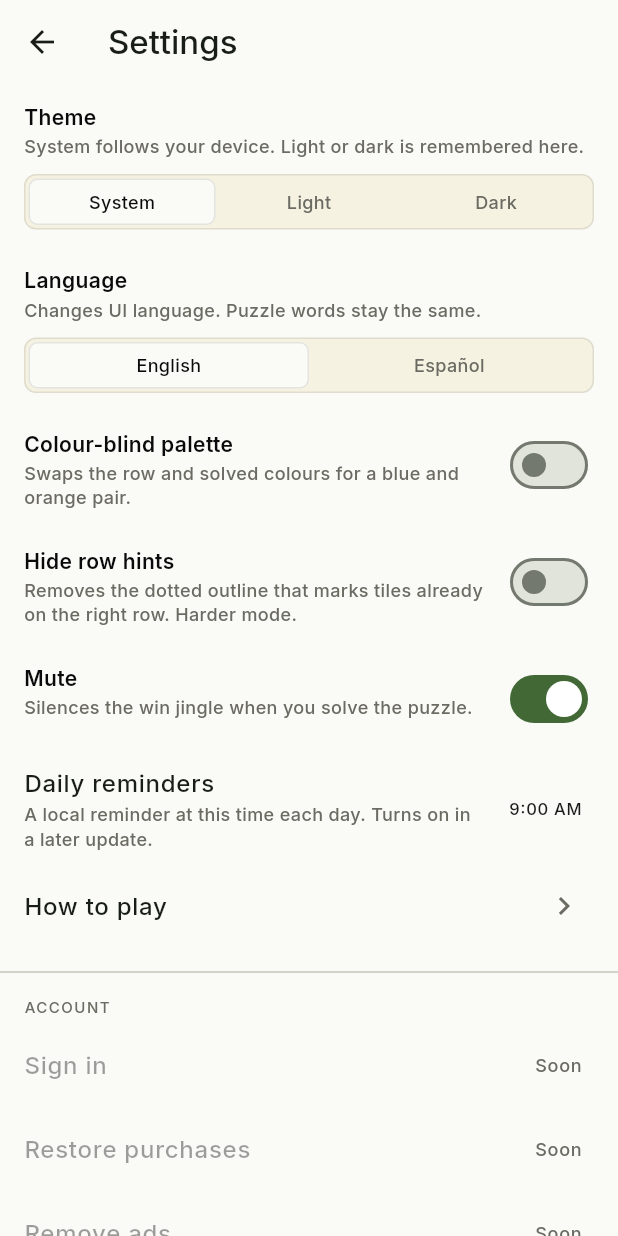
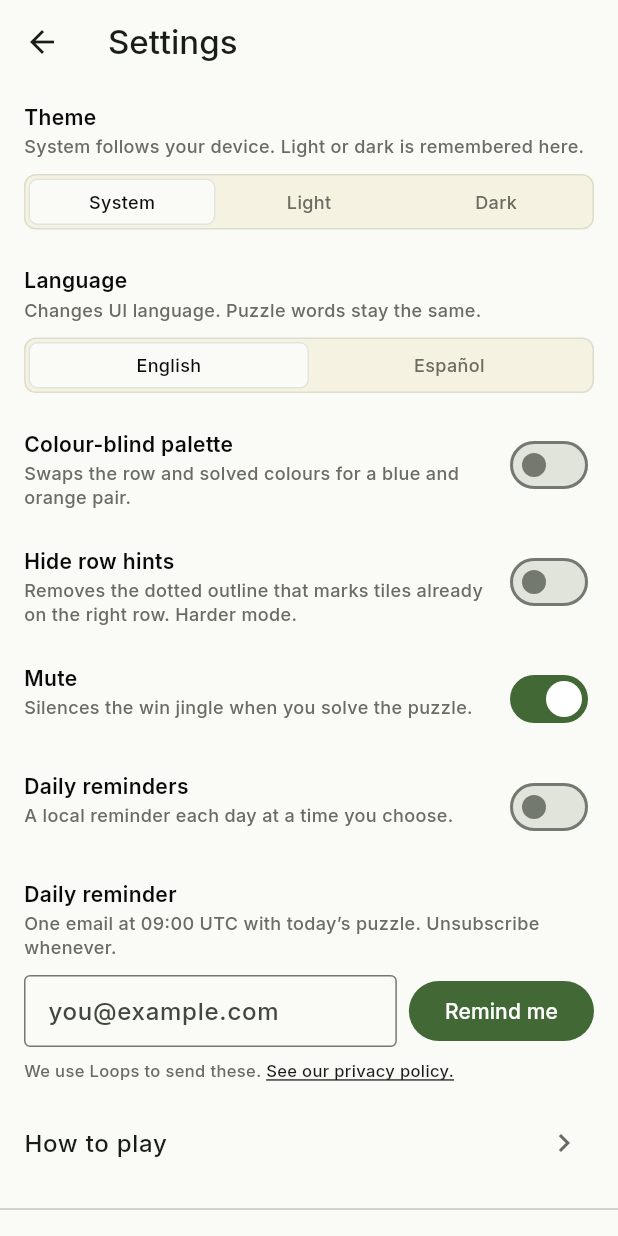
Before and after one commit to PJCoops/tessera, a Flutter app: the SettingsScreen screen opened directly, on a phone screen of 412 x 824 dp. Run offline on Flutter 3.47's test engine with Material 3 defaults, Android fonts, the phone set to English and light mode, and no system bars; our stand-ins replace audioplayers, dio, flutter_local_notifications, flutter_riverpod, flutter_timezone, package_info_plus and 3 more; accounts and stored records are empty; network calls fail; project files that could hold a hidden picture were left out.

Commit message:
Phase 5: daily reminder notification + email signup
Local notification (flutter_local_notifications + timezone):
- ReminderService wraps the plugin — permission request, daily
  zonedSchedule at the chosen local time (inexact, repeats via
  DateTimeComponents.time), cancel. tz.local resolved from the device
  zone with a UTC fallback.
- reminderSyncProvider watches the settings toggle / time / locale and
  (re)schedules or cancels through one path; TesseraApp watches it.
- Settings gains a persisted `reminderEnabled` flag and a toggle row that
  asks for permission first (staying off + hinting at device Settings if
  refused), then reveals the time picker.
- Android: POST_NOTIFICATIONS + RECEIVE_BOOT_COMPLETED and the plugin's
  scheduled/boot receivers in the manifest. iOS asks at toggle time.

Email signup (third channel, spec §10):
- SubscribeRepository POSTs {email, source, locale} to /api/subscribe and
  maps the route's `reason` codes.
- EmailSignup widget in Settings: field + submit, idle/submitting/done/
  error states, light client-side email check mirroring the server.

Tests: nextInstanceOf rollover, subscribe reason mapping, email-signup
widget states, reminder toggle permission grant/deny, reminderEnabled
persistence. 121 pass, analyze clean.

Verified on the iOS simulator: permission prompt fires, toggle persists
and reveals the time row, schedule call completes, signup renders.

Co-Authored-By: Claude Sonnet 5 <noreply@anthropic.com>

```diff
--- a/app/locales/en.json
+++ b/app/locales/en.json
@@ -125,7 +125,9 @@
     "reminder": {
       "title": "Daily reminders",
       "description": "Push this device when today's puzzle is ready (09:00 UTC). Stays on this device only.",
-      "descriptionApp": "A local reminder at this time each day. Turns on in a later update.",
+      "descriptionApp": "A local reminder each day at a time you choose.",
+      "timeLabel": "Reminder time",
+      "deniedApp": "Notifications are off. Turn them on for Tessera in your device Settings, then try again.",
       "enable": "Enable",
       "disable": "Disable",
       "enabling": "Enabling…",
@@ -296,7 +298,8 @@
   },
   "push": {
     "dailyTitle": "Today's Tessera is ready",
-    "dailyBody": "Puzzle #{num}. Take a moment."
+    "dailyBody": "Puzzle #{num}. Take a moment.",
+    "reminderBody": "Today's grid is waiting. Take a moment."
   },
   "start": {
     "tagline": "Swap tiles until every row spells the correct word.",
--- a/mobile/assets/locales/en.json
+++ b/mobile/assets/locales/en.json
@@ -125,7 +125,9 @@
     "reminder": {
       "title": "Daily reminders",
       "description": "Push this device when today's puzzle is ready (09:00 UTC). Stays on this device only.",
-      "descriptionApp": "A local reminder at this time each day. Turns on in a later update.",
+      "descriptionApp": "A local reminder each day at a time you choose.",
+      "timeLabel": "Reminder time",
+      "deniedApp": "Notifications are off. Turn them on for Tessera in your device Settings, then try again.",
       "enable": "Enable",
       "disable": "Disable",
       "enabling": "Enabling…",
@@ -296,7 +298,8 @@
   },
   "push": {
     "dailyTitle": "Today's Tessera is ready",
-    "dailyBody": "Puzzle #{num}. Take a moment."
+    "dailyBody": "Puzzle #{num}. Take a moment.",
+    "reminderBody": "Today's grid is waiting. Take a moment."
   },
   "start": {
     "tagline": "Swap tiles until every row spells the correct word.",
--- a/mobile/lib/app.dart
+++ b/mobile/lib/app.dart
@@ -5,6 +5,7 @@ import 'package:flutter_riverpod/flutter_riverpod.dart';
 import 'flavors.dart';
 import 'src/game/game_screen.dart';
 import 'src/i18n/locale.dart';
+import 'src/notifications/reminder_controller.dart';
 import 'src/settings/settings.dart';
 import 'src/theme/theme.dart';
 
@@ -16,6 +17,8 @@ class TesseraApp extends ConsumerWidget {
   @override
   Widget build(BuildContext context, WidgetRef ref) {
     final settings = ref.watch(settingsProvider);
+    // Keep the OS daily reminder in step with the settings toggle/time.
+    ref.watch(reminderSyncProvider);
     return MaterialApp(
       title: F.title,
       debugShowCheckedModeBanner: false,
--- /dev/null
+++ b/mobile/lib/src/chrome/email_signup.dart
@@ -0,0 +1,174 @@
+import 'package:flutter/material.dart';
+import 'package:flutter_riverpod/flutter_riverpod.dart';
+import 'package:url_launcher/url_launcher.dart';
+
+import '../email/subscribe_repository.dart';
+import '../i18n.dart';
+import '../i18n/dict.dart';
+import '../settings/settings.dart';
+import '../theme/tokens.dart';
+
+const _privacyUrl = 'https://tesserapuzzle.com/privacy';
+
+/// Light client-side check that mirrors `isPlausibleEmail` in
+/// `app/api/subscribe/route.ts` — an "@" with non-empty halves, a dot in
+/// the domain, no whitespace. The server re-validates.
+bool isPlausibleEmail(String value) {
+  if (value.isEmpty || value.length > 254) return false;
+  if (RegExp(r'\s').hasMatch(value)) return false;
+  final at = value.indexOf('@');
+  if (at < 1 || at == value.length - 1) return false;
+  return value.substring(at + 1).contains('.');
+}
+
+/// The "third channel" email signup (spec §10): posts to `/api/subscribe`
+/// so the daily-reminder email list picks the address up. Independent of
+/// the local notification toggle above it.
+class EmailSignup extends ConsumerStatefulWidget {
+  const EmailSignup({super.key});
+
+  @override
+  ConsumerState<EmailSignup> createState() => _EmailSignupState();
+}
+
+enum _Status { idle, submitting, done, error }
+
+class _EmailSignupState extends ConsumerState<EmailSignup> {
+  final _controller = TextEditingController();
+  _Status _status = _Status.idle;
+  String? _message;
+
+  @override
+  void dispose() {
+    _controller.dispose();
+    super.dispose();
+  }
+
+  Future<void> _submit() async {
+    final dict = ref.read(dictOrEmptyProvider);
+    final email = _controller.text.trim();
+    if (!isPlausibleEmail(email)) {
+      setState(() {
+        _status = _Status.error;
+        _message = t(dict, 'email.error');
+      });
+      return;
+    }
+    setState(() {
+      _status = _Status.submitting;
+      _message = null;
+    });
+
+    final result = await ref
+        .read(subscribeRepositoryProvider)
+        .subscribe(
+          email: email,
+          source: 'mobile-settings',
+          locale: ref.read(settingsProvider).locale,
+        );
+    if (!mounted) return;
+
+    setState(() {
+      switch (result) {
+        case SubscribeStatus.ok:
+          _status = _Status.done;
+          _message = t(dict, 'email.success');
+          _controller.clear();
+        case SubscribeStatus.notConfigured:
+          _status = _Status.error;
+          _message = t(dict, 'email.notConfigured');
+        case SubscribeStatus.badEmail:
+        case SubscribeStatus.rateLimited:
+        case SubscribeStatus.error:
+          _status = _Status.error;
+          _message = t(dict, 'email.error');
+      }
+    });
+  }
+
+  @override
+  Widget build(BuildContext context) {
+    final c = context.colors;
+    final dict = ref.watch(dictOrEmptyProvider);
+    final busy = _status == _Status.submitting;
+    final done = _status == _Status.done;
+
+    return Padding(
+      padding: const EdgeInsets.fromLTRB(16, 12, 16, 12),
+      child: Column(
+        crossAxisAlignment: CrossAxisAlignment.start,
+        children: [
+          Text(
+            t(dict, 'email.title'),
+            style: const TextStyle(fontWeight: FontWeight.w600),
+          ),
+          const SizedBox(height: 2),
+          Text(
+            t(dict, 'email.body'),
+            style: TextStyle(fontSize: 12, color: c.muted, height: 1.3),
+          ),
+          const SizedBox(height: 10),
+          Row(
+            crossAxisAlignment: CrossAxisAlignment.start,
+            children: [
+              Expanded(
+                child: TextField(
+                  controller: _controller,
+                  enabled: !busy && !done,
+                  keyboardType: TextInputType.emailAddress,
+                  autocorrect: false,
+                  onSubmitted: (_) => _submit(),
+                  decoration: InputDecoration(
+                    isDense: true,
+                    hintText: t(dict, 'email.placeholder'),
+                    border: const OutlineInputBorder(),
+                  ),
+                ),
+              ),
+              const SizedBox(width: 8),
+              FilledButton(
+                onPressed: busy || done ? null : _submit,
+                child: Text(
+                  busy ? t(dict, 'email.submitting') : t(dict, 'email.submit'),
+                ),
+              ),
+            ],
+          ),
+          if (_message != null) ...[
+            const SizedBox(height: 8),
+            Text(
+              _message!,
+              style: TextStyle(
+                fontSize: 12,
+                color: _status == _Status.error ? c.error : c.inkSoft,
+              ),
+            ),
+          ],
+          const SizedBox(height: 8),
+          Wrap(
+            children: [
+              Text(
+                '${t(dict, 'email.privacyLeader')} ',
+                style: TextStyle(fontSize: 11, color: c.muted),
+              ),
+              GestureDetector(
+                onTap: () => launchUrl(
+                  Uri.parse(_privacyUrl),
+                  mode: LaunchMode.externalApplication,
+                ),
+                child: Text(
+                  t(dict, 'email.privacyLink'),
+                  style: TextStyle(
+                    fontSize: 11,
+                    color: c.inkSoft,
+                    decoration: TextDecoration.underline,
+                  ),
+                ),
+              ),
+            ],
+          ),
+        ],
+      ),
+    );
+  }
+}
--- a/mobile/lib/src/chrome/settings_screen.dart
+++ b/mobile/lib/src/chrome/settings_screen.dart
@@ -6,8 +6,10 @@ import 'package:url_launcher/url_launcher.dart';
 import '../i18n.dart';
 import '../i18n/dict.dart';
 import '../mode.dart';
+import '../notifications/reminder_controller.dart';
 import '../settings/settings.dart';
 import '../theme/tokens.dart';
+import 'email_signup.dart';
 import 'how_to_sheet.dart';
 
 const _privacyUrl = 'https://tesserapuzzle.com/privacy';
@@ -82,24 +84,8 @@ class SettingsScreen extends ConsumerWidget {
             control: Switch(value: s.muted, onChanged: ctrl.setMuted),
             inlineControl: true,
           ),
-          ListTile(
-            title: Text(t(dict, 'settings.reminder.title')),
-            subtitle: Text(
-              t(dict, 'settings.reminder.descriptionApp'),
-              style: TextStyle(fontSize: 12, color: c.muted),
-            ),
-            trailing: Text(
-              s.reminder.format(context),
-              style: TextStyle(color: c.inkSoft),
-            ),
-            onTap: () async {
-              final picked = await showTimePicker(
-                context: context,
-                initialTime: s.reminder,
-              );
-              if (picked != null) ctrl.setReminder(picked);
-            },
-          ),
+          const _ReminderRow(),
+          const EmailSignup(),
           ListTile(
             title: Text(t(dict, 'game.howToPlay')),
             trailing: Icon(Icons.chevron_right, color: c.muted),
@@ -170,6 +156,69 @@ Future<void> _launch(String url) async {
   final uri = Uri.parse(url);
   if (await canLaunchUrl(uri)) {
     await launchUrl(uri, mode: LaunchMode.externalApplication);
+  }
+}
+
+/// Daily-reminder toggle + time. Turning it on asks for notification
+/// permission first; if that's refused the switch stays off and a hint
+/// points at device Settings. The actual scheduling is driven by
+/// [reminderSyncProvider] watching these settings.
+class _ReminderRow extends ConsumerWidget {
+  const _ReminderRow();
+
+  @override
+  Widget build(BuildContext context, WidgetRef ref) {
+    final c = context.colors;
+    final dict = ref.watch(dictOrEmptyProvider);
+    final s = ref.watch(settingsProvider);
+    final ctrl = ref.read(settingsProvider.notifier);
+    final messenger = ScaffoldMessenger.of(context);
+
+    Future<void> onToggle(bool want) async {
+      if (want) {
+        final granted = await ref
+            .read(reminderServiceProvider)
+            .requestPermission();
+        if (!granted) {
+          messenger.showSnackBar(
+            SnackBar(content: Text(t(dict, 'settings.reminder.deniedApp'))),
+          );
+          return;
+        }
+      }
+      ctrl.setReminderEnabled(want);
+    }
+
+    return Column(
+      children: [
+        _SettingRow(
+          title: t(dict, 'settings.reminder.title'),
+          description: t(dict, 'settings.reminder.descriptionApp'),
+          control: Switch(value: s.reminderEnabled, onChanged: onToggle),
+          inlineControl: true,
+        ),
+        if (s.reminderEnabled)
+          ListTile(
+            dense: true,
+            contentPadding: const EdgeInsets.fromLTRB(16, 0, 16, 8),
+            title: Text(
+              t(dict, 'settings.reminder.timeLabel'),
+              style: TextStyle(fontSize: 13, color: c.inkSoft),
+            ),
+            trailing: Text(
+              s.reminder.format(context),
+              style: TextStyle(color: c.inkSoft),
+            ),
+            onTap: () async {
+              final picked = await showTimePicker(
+                context: context,
+                initialTime: s.reminder,
+              );
+              if (picked != null) ctrl.setReminder(picked);
+            },
+          ),
+      ],
+    );
   }
 }
 
--- a/mobile/pubspec.yaml
+++ b/mobile/pubspec.yaml
@@ -43,6 +43,9 @@ dependencies:
   share_plus: ^10.1.4
   url_launcher: ^6.3.1
   package_info_plus: ^8.3.0
+  flutter_local_notifications: ^22.3.0
+  timezone: ^0.11.1
+  flutter_timezone: ^5.1.0
 
 dev_dependencies:
   flutter_test:
```
Also changed, not shown: app/locales/es.json (+5 -2 lines), mobile/assets/locales/es.json (+5 -2 lines), mobile/lib/src/email/subscribe_repository.dart (added, +57 -0 lines), mobile/lib/src/notifications/reminder_controller.dart (added, +38 -0 lines), mobile/lib/src/notifications/reminder_service.dart (added, +148 -0 lines), mobile/lib/src/settings/settings.dart (+14 -2 lines), mobile/pubspec.lock, 7 other files.
